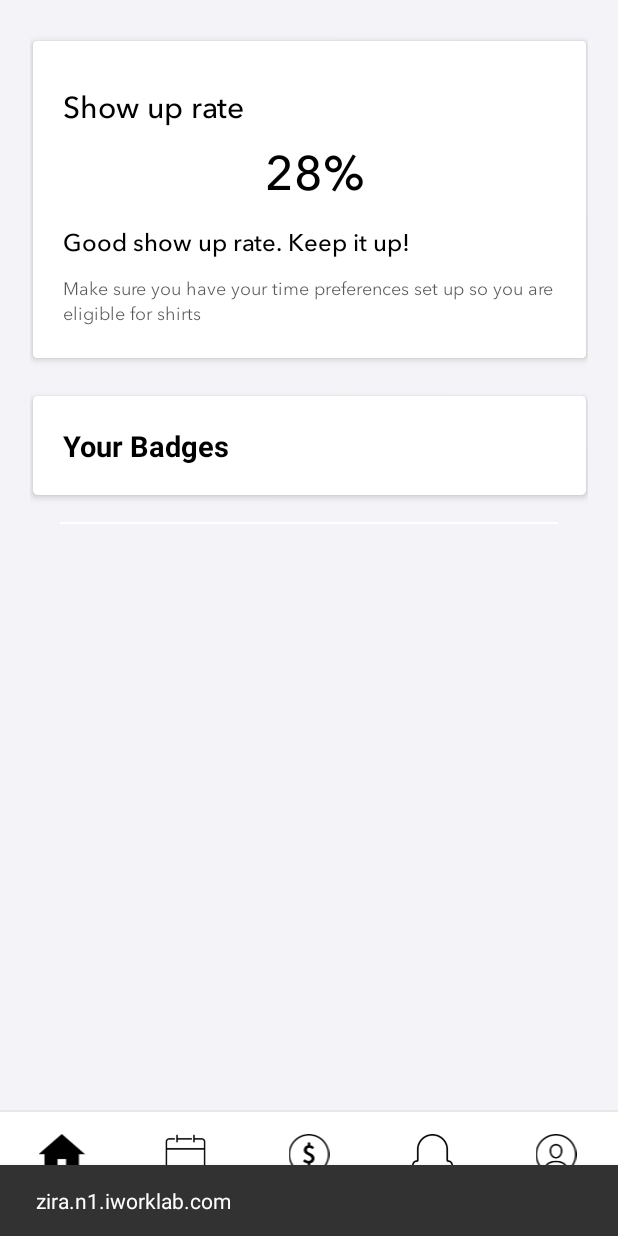
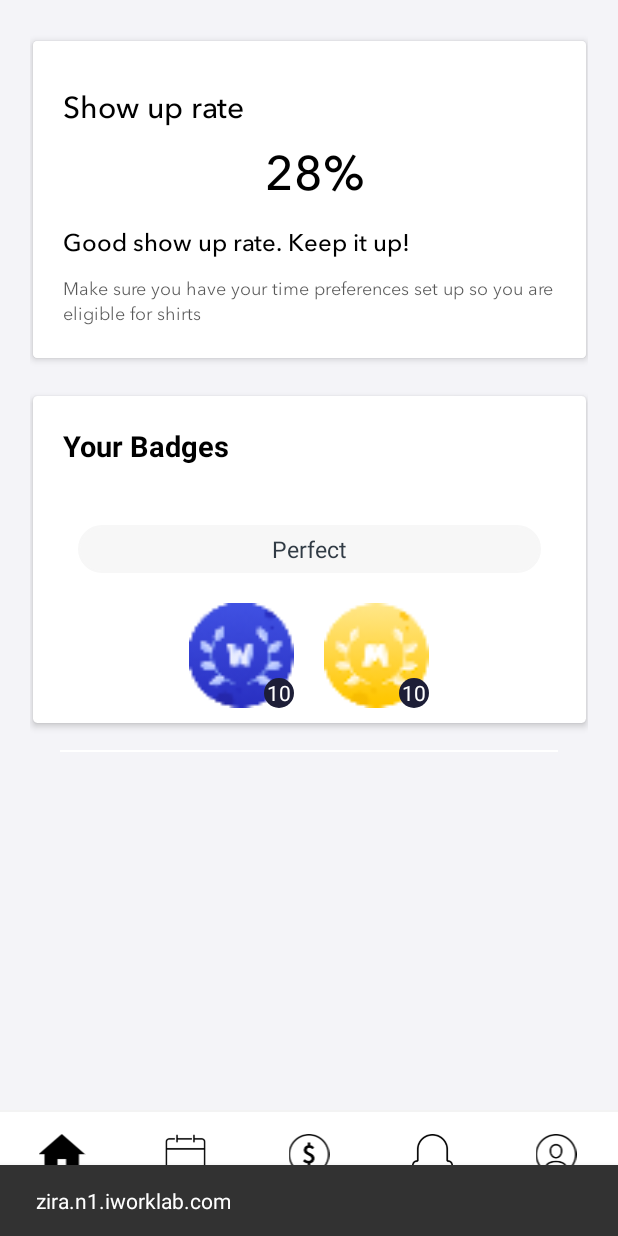
Before and after one commit to harmeet2101/ZingLabs_Android, an Android app: the fragment MyStatsFragment placed in its activity, on a phone screen of 412 x 824 dp. Run offline under Robolectric (Android 15) with nearby library versions, the phone set to English and light mode, and no system bars; our stand-ins replace ButterKnife; 1 statement that could not run was skipped.

Commit message:
bagdes ui updated

```diff
--- a/app/src/main/java/com/zing/fragment/MyStatsFragment.java
+++ b/app/src/main/java/com/zing/fragment/MyStatsFragment.java
@@ -93,6 +93,9 @@ public class MyStatsFragment extends BaseFragment implements View.OnClickListene
     @BindView(R.id.tvHeading)
     TextView tvBadges;
 
+    ViewGroup weekView;
+    ViewGroup monthView;
+
     private String mParam1;
     private String mParam2;
     private ProgressDialog progressDialog;
@@ -129,6 +132,8 @@ public class MyStatsFragment extends BaseFragment implements View.OnClickListene
 
         AppTypeface.getTypeFace(getActivity());
 
+        weekView = (ViewGroup)getActivity().findViewById(R.id.weekView);
+        monthView = (ViewGroup)getActivity().findViewById(R.id.monthView);
         session = new SessionManagement(getActivity());
         tvShowUpRate.setTypeface(AppTypeface.avenieNext_medium);
         tvShowUpRateHeading.setTypeface(AppTypeface.avenieNext_medium);
@@ -169,7 +174,10 @@ public class MyStatsFragment extends BaseFragment implements View.OnClickListene
                             tvShowUpRate.setText(statsResponse.getResponse().getShow_rate().getLabel());
 
 
-                            if(statsResponse.getResponse().getBadges().getFirst_shift_completed()
+                            ((TextView)weekView.findViewById(R.id.counterTextview)).setText(""+statsResponse.getResponse().getBadges().getPerfect_week());
+                            ((TextView)monthView.findViewById(R.id.counterTextview)).setText(""+statsResponse.getResponse().getBadges().getPerfect_month());
+
+                            /*if(statsResponse.getResponse().getBadges().getFirst_shift_completed()
                                 ==0 && statsResponse.getResponse().getBadges().getShow_up_on_time()<5
 
                                     && statsResponse.getResponse().getBadges().getPerfect_week()==0
@@ -178,7 +186,7 @@ public class MyStatsFragment extends BaseFragment implements View.OnClickListene
 
                             ){
                                 tvBadges.setText("No Badges Found");
-                            }
+                            }*/
                             if(statsResponse.getResponse().getBadges().getFirst_shift_completed()==0)
                                 firstShiftLayout.setVisibility(View.GONE);
                             else
@@ -194,7 +202,7 @@ public class MyStatsFragment extends BaseFragment implements View.OnClickListene
                             else
                                 recommendShiftLayout.setVisibility(View.VISIBLE);
 
-                            if(statsResponse.getResponse().getBadges().getPerfect_week()==0
+                            /*if(statsResponse.getResponse().getBadges().getPerfect_week()==0
                                     && statsResponse.getResponse().getBadges().getPerfect_month() ==0)
                                 perfectShiftLayout.setVisibility(View.GONE);
                             else if(statsResponse.getResponse().getBadges().getPerfect_week()==0
@@ -208,7 +216,7 @@ public class MyStatsFragment extends BaseFragment implements View.OnClickListene
                                 perfectShiftLayout.setVisibility(View.VISIBLE);
                                 imageView_perfect_month.setVisibility(View.GONE);
                                 imageView_perfect_week.setVisibility(View.VISIBLE);
-                            }
+                            }*/
 
 
                             imageView_show_up_on_time_5.setVisibility(View.GONE);
--- /dev/null
+++ b/app/src/main/res/drawable/badges_backround.xml
@@ -0,0 +1,9 @@
+<shape xmlns:android="http://schemas.android.com/apk/res/android"
+    android:shape="oval">
+    <solid android:color="#1D1E37" />
+
+    <size
+        android:width="20dp"
+        android:height="20dp" />
+
+</shape>
--- /dev/null
+++ b/app/src/main/res/drawable/badges_heading_bg.xml
@@ -0,0 +1,9 @@
+<?xml version="1.0" encoding="UTF-8"?>
+<shape xmlns:android="http://schemas.android.com/apk/res/android"
+    android:shape="rectangle">
+    <corners android:radius="15dp" />
+    <stroke
+        android:width="@dimen/default_margin_1"
+        android:color="@color/badges_heading_color" />
+    <solid android:color="@color/badges_heading_color" />
+</shape>
--- /dev/null
+++ b/app/src/main/res/layout/badges_count.xml
@@ -0,0 +1,18 @@
+<?xml version="1.0" encoding="utf-8"?>
+<RelativeLayout
+    xmlns:android="http://schemas.android.com/apk/res/android"
+    android:layout_width="30dp"
+    android:layout_height="30dp"
+    android:background="@drawable/badges_backround">
+
+
+        <TextView
+            android:layout_width="wrap_content"
+            android:layout_height="wrap_content"
+            android:text="10"
+            android:id="@+id/counterTextview"
+            android:singleLine="true"
+            android:layout_centerInParent="true"
+            android:textColor="@android:color/white"/>
+
+</RelativeLayout>
--- a/app/src/main/res/layout/fragment_my_stats.xml
+++ b/app/src/main/res/layout/fragment_my_stats.xml
@@ -141,13 +141,27 @@
                         android:id="@+id/firstShiftLayout"
                         android:layout_below="@+id/tvHeading">
 
+
+                        <RelativeLayout
+                            android:layout_width="match_parent"
+                            android:layout_height="wrap_content"
+                            android:orientation="horizontal"
+                            android:layout_marginRight="30dp"
+                            android:layout_marginLeft="30dp"
+                            android:background="@drawable/badges_heading_bg">
+
+
                             <TextView
                                 android:layout_width="wrap_content"
                                 android:layout_height="wrap_content"
                                 android:text="First Shift Completed"
-                            android:textSize="@dimen/text_19"
-                            android:layout_gravity="center_horizontal"
+                                android:textSize="@dimen/text_15"
+                                android:padding="5dp"
+                                android:textColor="@color/light_black"
+                                android:layout_centerInParent="true"
                                 />
+                        </RelativeLayout>
+
 
                         <ImageView
                             android:layout_width="70dp"
@@ -167,13 +181,27 @@
                         android:id="@+id/onTimeShiftLayout"
                         android:layout_below="@+id/firstShiftLayout">
 
+
+                        <RelativeLayout
+                            android:layout_width="match_parent"
+                            android:layout_height="wrap_content"
+                            android:orientation="horizontal"
+                            android:layout_marginRight="30dp"
+                            android:layout_marginLeft="30dp"
+                            android:background="@drawable/badges_heading_bg">
+
                             <TextView
                                 android:layout_width="wrap_content"
                                 android:layout_height="wrap_content"
                                 android:text="Show up on time"
-                            android:textSize="@dimen/text_19"
-                            android:layout_gravity="center_horizontal"
+                                android:padding="5dp"
+                                android:textColor="@color/light_black"
+                                android:textSize="@dimen/text_15"
+                                android:layout_centerInParent="true"
                                 />
+
+                        </RelativeLayout>
+
 
                         <LinearLayout
                             android:layout_width="wrap_content"
@@ -242,17 +270,28 @@
                         android:layout_height="wrap_content"
                         android:orientation="vertical"
                         android:layout_marginTop="20dp"
-                        android:visibility="gone"
+                        android:visibility="visible"
                         android:id="@+id/perfectShiftLayout"
                         android:layout_below="@+id/onTimeShiftLayout">
 
+                        <RelativeLayout
+                            android:layout_width="match_parent"
+                            android:layout_height="wrap_content"
+                            android:orientation="horizontal"
+                            android:layout_marginRight="30dp"
+                            android:layout_marginLeft="30dp"
+                            android:background="@drawable/badges_heading_bg">
                             <TextView
                                 android:layout_width="wrap_content"
                                 android:layout_height="wrap_content"
+                                android:layout_centerInParent="true"
                                 android:text="Perfect"
-                            android:textSize="@dimen/text_19"
-                            android:layout_gravity="center_horizontal"
+                                android:textColor="@color/light_black"
+                                android:padding="5dp"
+                                android:textSize="@dimen/text_15"
                                 />
+                        </RelativeLayout>
+
 
                         <LinearLayout
                             android:layout_width="wrap_content"
@@ -261,23 +300,50 @@
                             android:layout_gravity="center_horizontal"
                             android:orientation="horizontal">
 
+                            <FrameLayout
+                                android:layout_width="wrap_content"
+                                android:layout_height="wrap_content">
+
                                 <ImageView
                                     android:layout_width="70dp"
                                     android:layout_height="70dp"
                                     android:id="@+id/ImageView_perfect_week"
                                     android:layout_marginBottom="10dp"
-
                                     android:layout_gravity="center_horizontal"
                                     android:src="@drawable/badge_perfect_week"/>
+
+                                <include layout="@layout/badges_count"
+                                    android:id="@+id/weekView"
+                                    android:layout_gravity="end|bottom"
+                                    android:layout_marginBottom="10dp"
+                                    android:layout_width="wrap_content"
+                                    android:layout_height="wrap_content"/>
+
+
+                            </FrameLayout>
+
+                            <FrameLayout
+                                android:layout_width="wrap_content"
+                                android:layout_marginLeft="20dp"
+                                android:layout_height="wrap_content">
 
                                 <ImageView
                                     android:layout_width="70dp"
                                     android:layout_height="70dp"
                                     android:id="@+id/ImageView_perfect_month"
-                                android:layout_marginLeft="20dp"
                                     android:layout_marginBottom="10dp"
                                     android:layout_gravity="center_horizontal"
                                     android:src="@drawable/badge_perfect_month"/>
+
+                                <include layout="@layout/badges_count"
+                                    android:id="@+id/monthView"
+                                    android:layout_gravity="end|bottom"
+                                    android:layout_marginBottom="10dp"
+                                    android:layout_width="wrap_content"
+                                    android:layout_height="wrap_content"/>
+                            </FrameLayout>
+
+
 
                         </LinearLayout>
 
@@ -292,13 +358,26 @@
                         android:id="@+id/recommendShiftLayout"
                         android:layout_below="@+id/perfectShiftLayout">
 
+                        <RelativeLayout
+                            android:layout_width="match_parent"
+                            android:layout_height="wrap_content"
+                            android:orientation="horizontal"
+                            android:layout_marginRight="30dp"
+                            android:layout_marginLeft="30dp"
+                            android:background="@drawable/badges_heading_bg">
+
                             <TextView
                                 android:layout_width="wrap_content"
                                 android:layout_height="wrap_content"
                                 android:text="Picked up recommended shift"
-                            android:textSize="@dimen/text_19"
-                            android:layout_gravity="center_horizontal"
+                                android:textSize="@dimen/text_15"
+                                android:padding="5dp"
+                                android:textColor="@color/light_black"
+                                android:layout_centerInParent="true"
                                 />
+                        </RelativeLayout>
+
+
 
                         <LinearLayout
                             android:layout_width="wrap_content"
--- a/app/src/main/res/values/colors.xml
+++ b/app/src/main/res/values/colors.xml
@@ -4,7 +4,8 @@
     <color name="colorPrimaryDark">#5C58F6</color>
     <color name="colorAccent">#5C58F6</color>
     <color name="grey">#f8f8f9</color>
-    <color name="light_grey">#E8E8E8</color>
+    <color name="light_grey">#70E8E8E8</color>
+    <color name="badges_heading_color">#F7F7F7</color>
     <color name="dark_grey">#707070</color>
     <color name="light_blue">#ccccff</color>
     <color name="blue">#4463F7</color>
```
Lines whose indentation alone changed are shown as unchanged.
